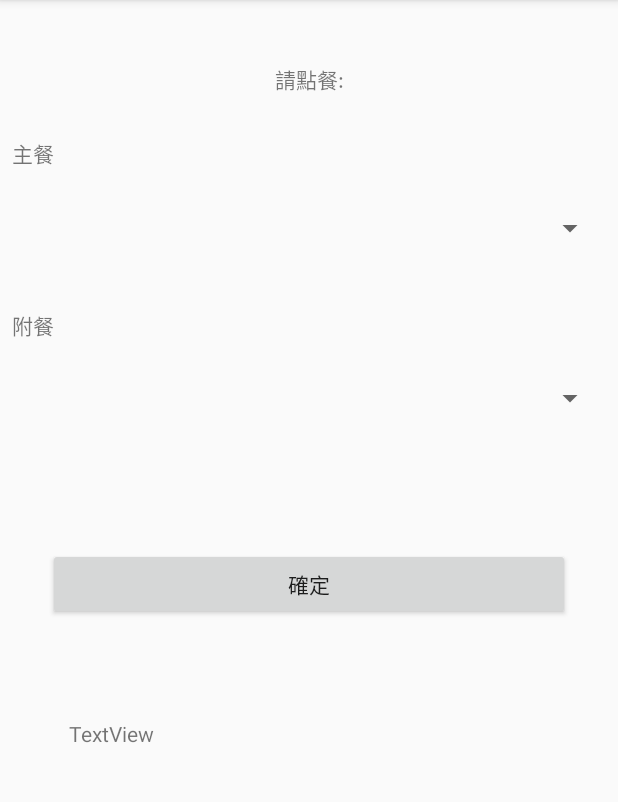
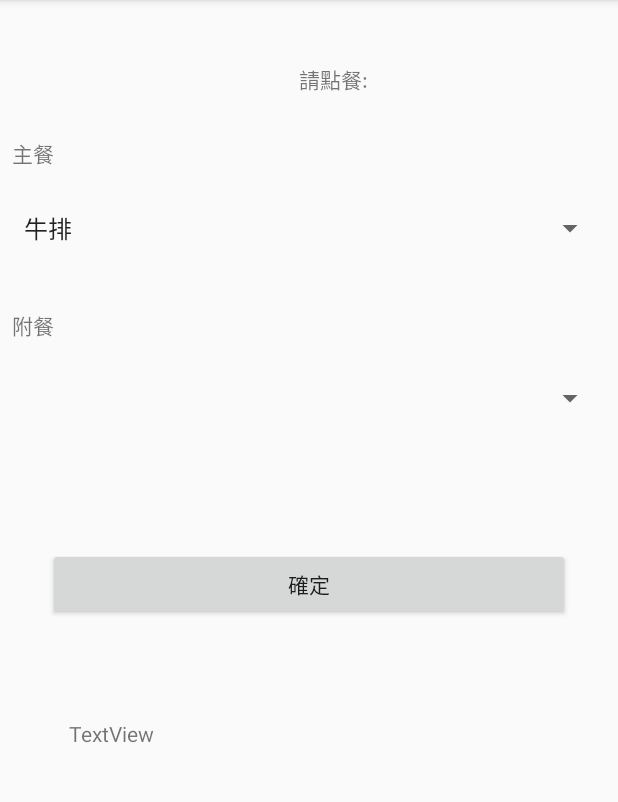
Before and after one commit to gigoallen/SpinnerAPP0511, an Android app: the screen it shows after launch (MainActivity), on a phone screen of 412 x 824 dp, the part 84-886 px from its top. Run offline under Robolectric (Android 15) with nearby library versions, the phone set to English and light mode, and no system bars.

Commit message:
設定好main meal的字串

```diff
--- a/app/src/main/res/layout/activity_main.xml
+++ b/app/src/main/res/layout/activity_main.xml
@@ -10,6 +10,8 @@
         android:id="@+id/textView"
         android:layout_width="wrap_content"
         android:layout_height="wrap_content"
+        android:layout_marginStart="32dp"
+        android:layout_marginLeft="32dp"
         android:layout_marginTop="42dp"
         android:text="請點餐:"
         app:layout_constraintEnd_toEndOf="parent"
@@ -51,6 +53,7 @@
         android:layout_marginTop="27dp"
         android:layout_marginEnd="8dp"
         android:layout_marginRight="8dp"
+        android:entries="@array/main_meal"
         app:layout_constraintEnd_toEndOf="parent"
         app:layout_constraintStart_toStartOf="parent"
         app:layout_constraintTop_toBottomOf="@+id/textView3" />
```
